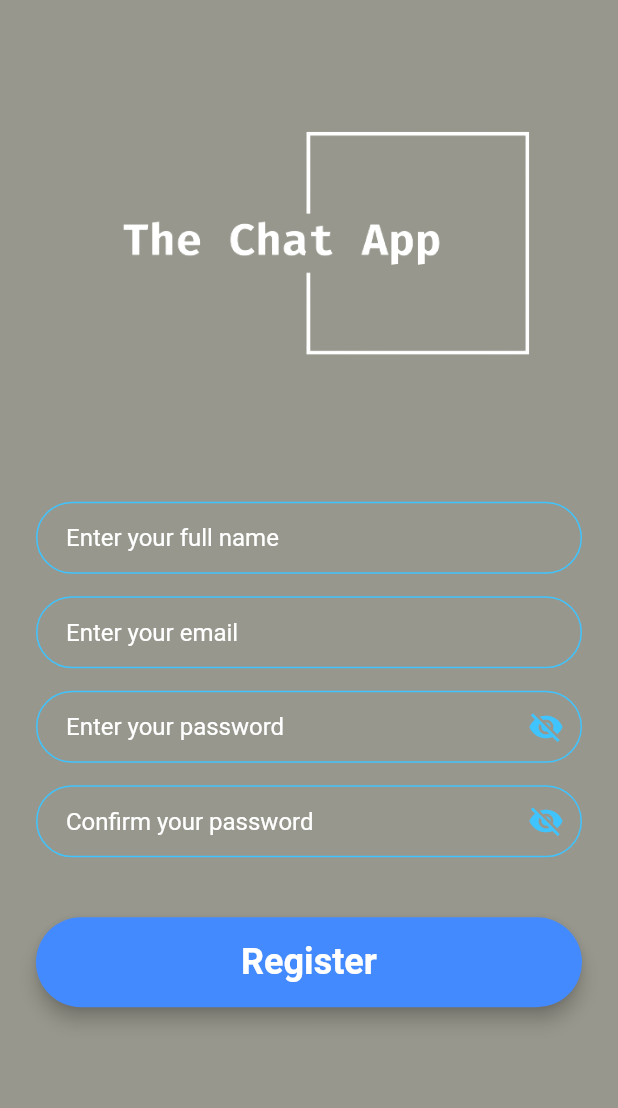
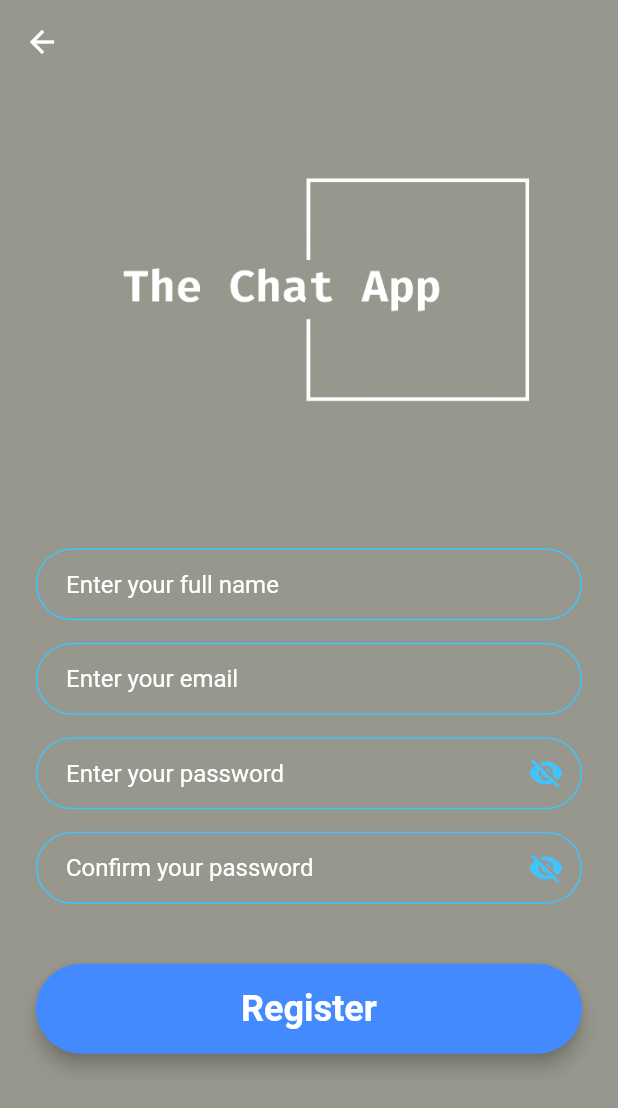
Before and after one commit to aunshpatel/the_chat_app, a Flutter app: the RegistrationScreen screen opened by its route, on a phone screen of 412 x 824 dp. Shown: the top 1108 px of the screen. Run offline on Flutter 3.47's test engine with Material 2 defaults, Android fonts, the phone set to English and light mode, and no system bars; our stand-ins replace cloud_firestore, firebase_auth, firebase_core, shared_preferences; accounts and stored records are empty.

Commit message:
Added appbar details

```diff
--- a/lib/components/constants.dart
+++ b/lib/components/constants.dart
@@ -1,6 +1,8 @@
 import 'package:flutter/material.dart';
 
 import 'package:firebase_auth/firebase_auth.dart';
+
+import '../welcome_screen.dart';
 
 final auth = FirebaseAuth.instance;
 
@@ -14,7 +16,7 @@ String loginPassword = '';
 
 var kDarkBackgroundColor = Colors.blueGrey.shade800;
 
-var kLightBackgroundColor = Color(0XFF97978D);
+var kLightBackgroundColor = const Color(0XFF97978D);
 
 const kWhiteColor = Colors.white;
 
@@ -36,6 +38,23 @@ var kSendButtonTextStyle = TextStyle(
   color: kLightBlueAccent,
   fontWeight: FontWeight.bold,
   fontSize: 18.0,
+);
+
+var appBarDetails = AppBar(
+  leading: Builder(
+    builder: (BuildContext context) {
+      return IconButton(
+        icon: const Icon(Icons.arrow_back),
+        onPressed: () {
+          Navigator.pushNamed(context, WelcomeScreen.id);
+        },
+        tooltip: MaterialLocalizations.of(context).openAppDrawerTooltip,
+      );
+    },
+  ),
+  elevation: 0,
+  centerTitle: true,
+  backgroundColor: darkTheme == false ? kLightBackgroundColor : kDarkBackgroundColor,
 );
 
 const kMessageTextFieldDecoration = InputDecoration(
--- a/lib/login_screen.dart
+++ b/lib/login_screen.dart
@@ -1,6 +1,7 @@
 import 'package:firebase_core/firebase_core.dart';
 import 'package:the_chat_app/chat_screen.dart';
 import 'package:flutter/material.dart';
+import 'package:the_chat_app/welcome_screen.dart';
 import 'layouts.dart';
 import 'components/constants.dart';
 import 'components/rounded_buttons.dart';
@@ -34,7 +35,7 @@ class _LoginScreenState extends State<LoginScreen> {
   Widget build(BuildContext context) {
     return SafeArea(
         child: Scaffold(
-            backgroundColor: darkTheme == false ? kLightBackgroundColor : kDarkBackgroundColor,
+          backgroundColor: darkTheme == false ? kLightBackgroundColor : kDarkBackgroundColor,
             /*body: ModalProgressHUD(
               inAsyncCall: showSpinner,
               child: Padding(
@@ -163,10 +164,11 @@ class _LoginScreenState extends State<LoginScreen> {
                   ),
               ),
             )*/
+          appBar: appBarDetails,
           body:Padding(
             padding: const EdgeInsets.symmetric(horizontal: 24.0),
             child: SizedBox(
-              height: MediaQuery.of(context).size.height - 100,
+              height: MediaQuery.of(context).size.height - 150,
               child: Column(
                 mainAxisAlignment: MainAxisAlignment.center,
                 crossAxisAlignment: CrossAxisAlignment.stretch,
--- a/lib/registration_screen.dart
+++ b/lib/registration_screen.dart
@@ -1,4 +1,5 @@
 import 'package:flutter/material.dart';
+import 'package:the_chat_app/welcome_screen.dart';
 import 'chat_screen.dart';
 import 'components/rounded_buttons.dart';
 import 'components/constants.dart';
@@ -166,10 +167,11 @@ class _RegistrationScreenState extends State<RegistrationScreen> {
               ),
             ),
         )*/
+        appBar: appBarDetails,
         body:Padding(
           padding: const EdgeInsets.symmetric(horizontal: 24.0),
           child: SizedBox(
-            height: MediaQuery.of(context).size.height-100,
+            height: MediaQuery.of(context).size.height - 150,
             child: Column(
               mainAxisAlignment: MainAxisAlignment.center,
               crossAxisAlignment: CrossAxisAlignment.stretch,
```
